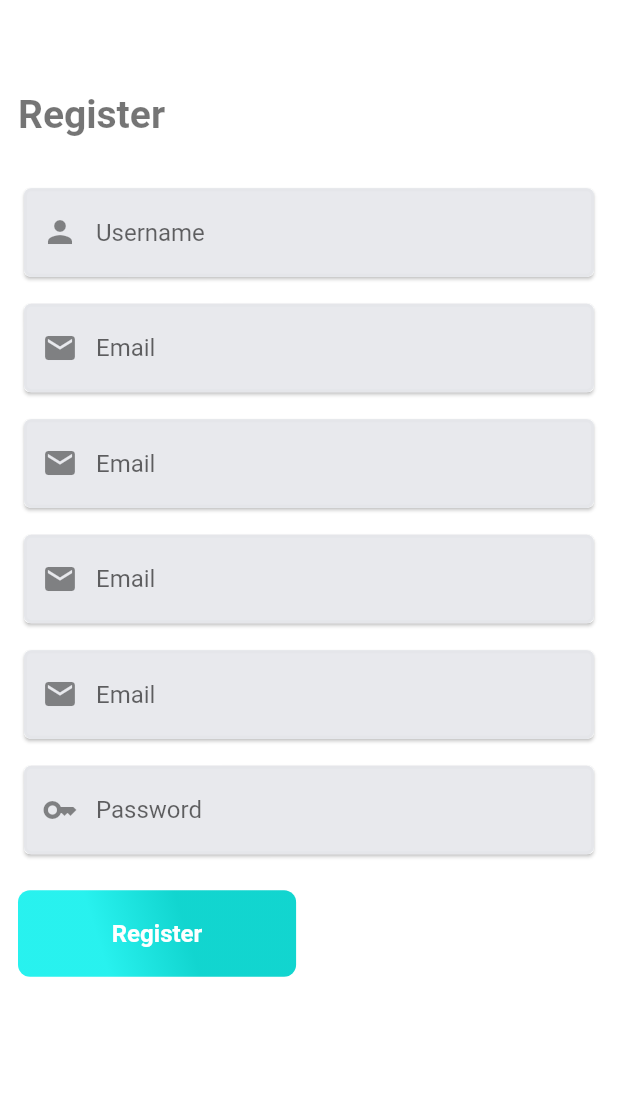
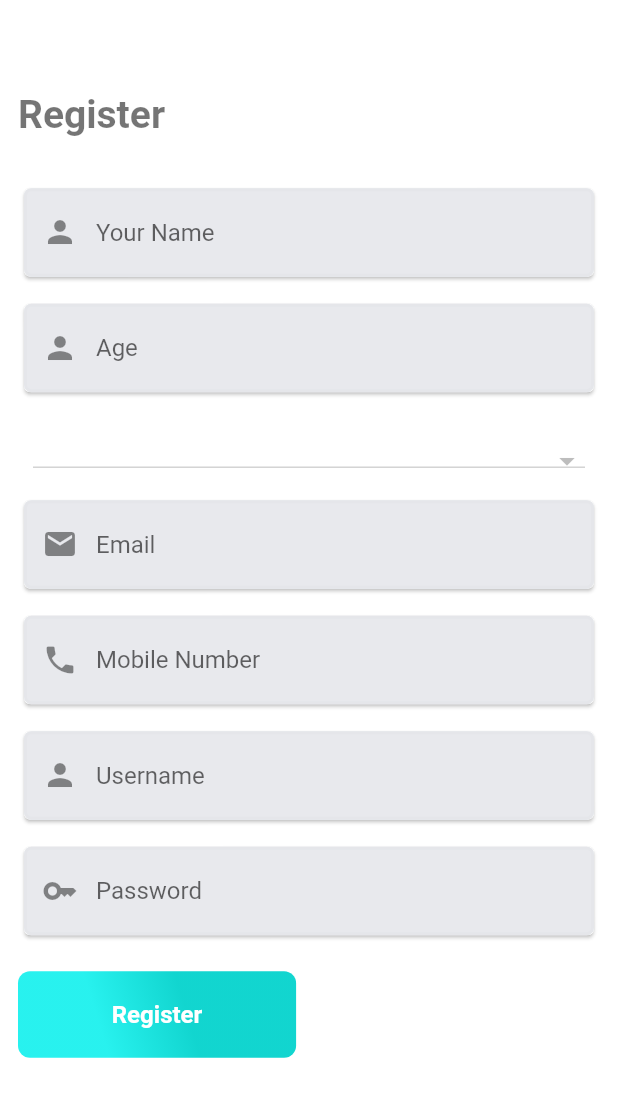
Before and after one commit to RounakJoshi09/sahayak-frontend-mobile, a Flutter app: the RegisterScreen screen opened directly, on a phone screen of 412 x 824 dp. Shown: the top 1097 px of the screen. Run offline on Flutter 3.47's test engine with Material 2 defaults, Android fonts, the phone set to English and light mode, and no system bars; our stand-ins replace date_picker_timeline, dot_navigation_bar, get, video_player; statements that could not run were skipped.

Commit message:
On thw way of integration

```diff
--- /dev/null
+++ b/lib/controllers/register_screen_controller.dart
@@ -0,0 +1,3 @@
+import 'package:get/get.dart';
+
+class RegisterScreenController extends GetxController {}
--- a/lib/screens/register_screen.dart
+++ b/lib/screens/register_screen.dart
@@ -3,6 +3,7 @@
 import 'package:flutter/material.dart';
 import '../utils/helper/helper_functions.dart';
 import '../utils/widgets/custom_button.dart';
+import '../utils/widgets/state_dropdown.dart';
 import '../utils/widgets/textfield_widget.dart';
 import 'navigation_bar_skeleton.dart';
 
@@ -28,9 +29,7 @@ class RegisterScreen extends StatelessWidget {
               crossAxisAlignment: CrossAxisAlignment.start,
               mainAxisAlignment: MainAxisAlignment.center,
               children: [
-                SizedBox(
-                  height: height * 0.06
-                ),
+                SizedBox(height: height * 0.06),
                 const Text(
                   "Register",
                   style: TextStyle(
@@ -42,12 +41,23 @@ class RegisterScreen extends StatelessWidget {
                   height: 30,
                 ),
                 TextfieldWidget(
-                    title: "Username",
+                    title: "Your Name",
                     icon: Icons.person,
                     controller: usernameController),
                 const SizedBox(
                   height: 10,
                 ),
+                TextfieldWidget(
+                    title: "Age",
+                    icon: Icons.person,
+                    controller: emailController),
+                const SizedBox(
+                  height: 10,
+                ),
+                const SizedBox(
+                  height: 10,
+                ),
+                getStateDropdown(context),
                 TextfieldWidget(
                     title: "Email",
                     icon: Icons.email,
@@ -56,22 +66,15 @@ class RegisterScreen extends StatelessWidget {
                   height: 10,
                 ),
                 TextfieldWidget(
-                    title: "Email",
-                    icon: Icons.email,
+                    title: "Mobile Number",
+                    icon: Icons.phone,
                     controller: emailController),
                 const SizedBox(
                   height: 10,
                 ),
                 TextfieldWidget(
-                    title: "Email",
-                    icon: Icons.email,
-                    controller: emailController),
-                const SizedBox(
-                  height: 10,
-                ),
-                TextfieldWidget(
-                    title: "Email",
-                    icon: Icons.email,
+                    title: "Username",
+                    icon: Icons.person,
                     controller: emailController),
                 const SizedBox(
                   height: 10,
--- /dev/null
+++ b/lib/utils/widgets/state_dropdown.dart
@@ -0,0 +1,29 @@
+import 'package:flutter/material.dart';
+
+Widget getStateDropdown(
+  BuildContext context,
+) {
+  return Container(
+    width: MediaQuery.of(context).size.width,
+    padding: const EdgeInsets.symmetric(horizontal: 10.0, vertical: 10),
+    child: DropdownButton(
+      elevation: 0,
+      isExpanded: true,
+      items: subjectList.map((item) {
+        return DropdownMenuItem<String>(
+          value: item.subjectName,
+          child: Padding(
+            padding: const EdgeInsets.only(left: 8.0, bottom: 10),
+            child: Text(
+              item.subjectName,
+              style: Theme.of(context).textTheme.headline4,
+            ),
+          ),
+        );
+      }).toList(),
+      style: Theme.of(context).textTheme.headline4.copyWith(fontSize: 15.0),
+      onChanged: (value) {},
+      value: _selectedSubject,
+    ),
+  );
+}
```
Also changed, not shown: lib/screens/patient_dashboard.dart (+8 -16 lines), pubspec.lock.
